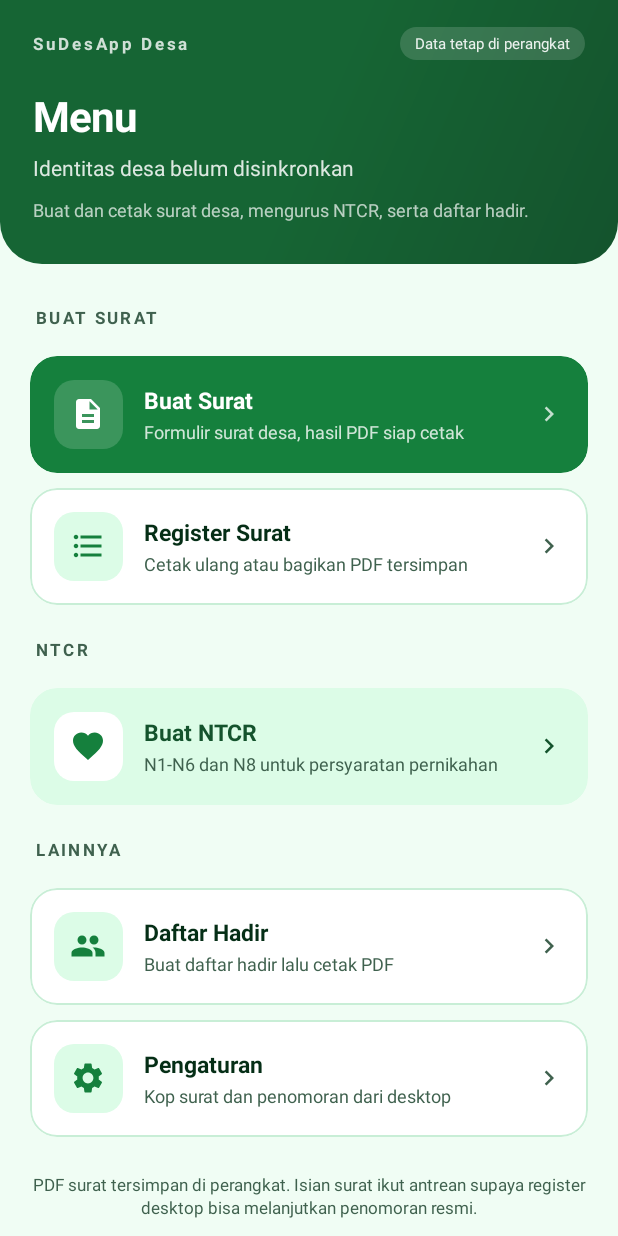
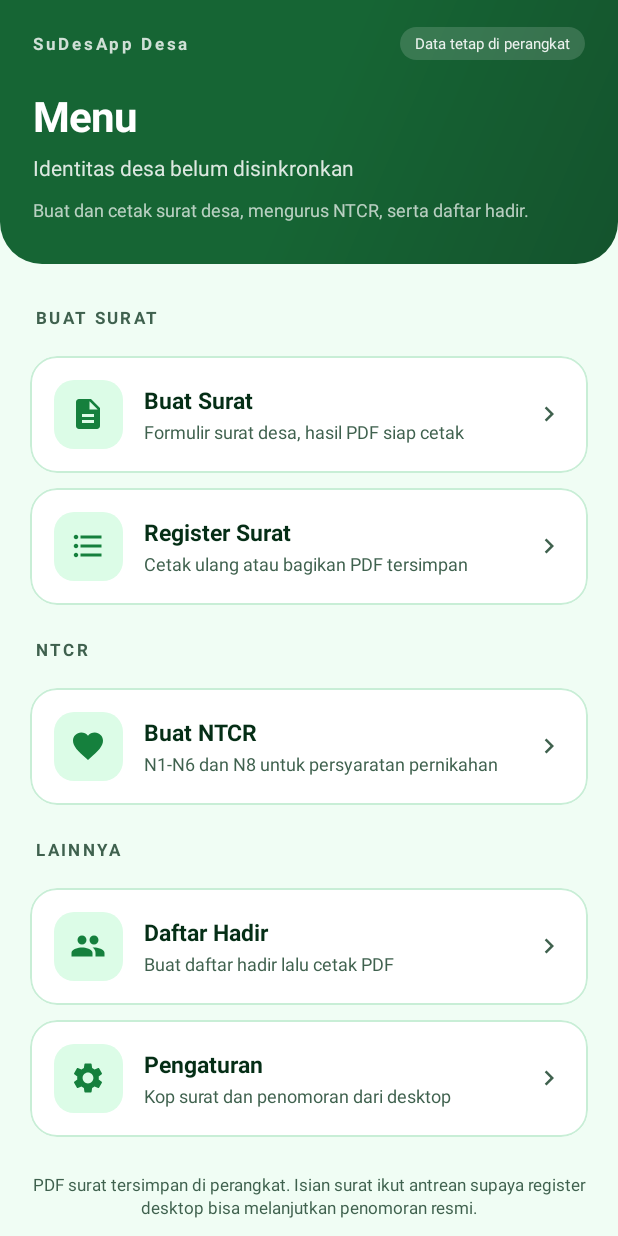
Before and after one commit to inomixstudio/SuDesApp, an Android app: the MainActivity screen opened directly, with no data from a screen before it, on a phone screen of 412 x 824 dp. Run offline under Robolectric (Android 15) with nearby library versions, the phone set to English and light mode, and no system bars; Roboto replaces fonts that are not available here; 9 statements that could not run were skipped.

Commit message:
refactor(android): seragamkan warna kartu menu utama
Kelima kartu menu memakai gaya Kartu yang sama; kartu "Buat Surat" (latar aksen penuh) dan "Buat NTCR" (hijau muda) sebelumnya berbeda warna sehingga menu tampak tidak rata, dan enum GayaKartu beserta pewarnaannya dihapus karena kartu kini dibangun seragam.

```diff
--- a/android/app/src/main/java/dev/sumberjaya/sudes/android/MainActivity.kt
+++ b/android/app/src/main/java/dev/sumberjaya/sudes/android/MainActivity.kt
@@ -1,8 +1,6 @@
 package dev.sumberjaya.sudes.android
 
 import android.content.Intent
-import android.content.res.ColorStateList
-import android.graphics.Color
 import android.os.Bundle
 import android.widget.FrameLayout
 import android.widget.ImageView
@@ -10,7 +8,6 @@ import android.widget.LinearLayout
 import android.widget.TextView
 import android.widget.Toast
 import androidx.appcompat.app.AppCompatActivity
-import androidx.core.content.ContextCompat
 import androidx.lifecycle.lifecycleScope
 import com.google.android.material.card.MaterialCardView
 import kotlinx.coroutines.launch
@@ -28,8 +25,6 @@ import kotlinx.coroutines.launch
  * dikirim saat menu ini dibuka lagi.
  */
 class MainActivity : AppCompatActivity() {
-
-    private enum class GayaKartu { BIASA, UTAMA, LEMBUT }
 
     override fun onCreate(savedInstanceState: Bundle?) {
         super.onCreate(savedInstanceState)
@@ -129,7 +124,6 @@ class MainActivity : AppCompatActivity() {
             R.drawable.ic_surat,
             R.string.menu_buat_surat,
             R.string.ket_buat_surat,
-            GayaKartu.UTAMA,
         ) {
             startActivity(
                 Intent(this, BuatSuratActivity::class.java)
@@ -151,7 +145,6 @@ class MainActivity : AppCompatActivity() {
             R.drawable.ic_ntcr,
             R.string.menu_buat_ntcr,
             R.string.ket_buat_ntcr,
-            GayaKartu.LEMBUT,
         ) {
             startActivity(
                 Intent(this, BuatSuratActivity::class.java)
@@ -183,52 +176,21 @@ class MainActivity : AppCompatActivity() {
         ikon: Int,
         judul: Int,
         keterangan: Int,
-        gaya: GayaKartu = GayaKartu.BIASA,
         aksi: () -> Unit,
     ) {
         val wadah = findViewById<LinearLayout>(wadahId)
         val kartu = layoutInflater.inflate(R.layout.item_menu, wadah, false) as MaterialCardView
-        val wadahIkon = kartu.findViewById<FrameLayout>(R.id.wadah_ikon)
         val gambar = kartu.findViewById<ImageView>(R.id.ikon)
         val teksJudul = kartu.findViewById<TextView>(R.id.judul)
         val teksKet = kartu.findViewById<TextView>(R.id.ket)
-        val panah = kartu.findViewById<ImageView>(R.id.panah)
 
         gambar.setImageResource(ikon)
         teksJudul.setText(judul)
         teksKet.setText(keterangan)
 
-        when (gaya) {
-            GayaKartu.UTAMA -> {
-                kartu.setCardBackgroundColor(warna(R.color.accent))
-                kartu.strokeWidth = 0
-                kartu.rippleColor = ColorStateList.valueOf(Color.argb(46, 255, 255, 255))
-                wadahIkon.backgroundTintList = ColorStateList.valueOf(Color.argb(41, 255, 255, 255))
-                gambar.imageTintList = ColorStateList.valueOf(Color.WHITE)
-                teksJudul.setTextColor(Color.WHITE)
-                teksKet.setTextColor(Color.argb(204, 255, 255, 255))
-                panah.imageTintList = ColorStateList.valueOf(Color.argb(191, 255, 255, 255))
-            }
-
-            GayaKartu.LEMBUT -> {
-                kartu.setCardBackgroundColor(warna(R.color.accent_muda))
-                kartu.strokeWidth = 0
-                wadahIkon.backgroundTintList = warna(R.color.surface)
-                gambar.imageTintList = warna(R.color.accent)
-                teksJudul.setTextColor(warna(R.color.accent_dark))
-                teksKet.setTextColor(warna(R.color.teks_redup))
-                panah.imageTintList = warna(R.color.accent_dark)
-            }
-
-            GayaKartu.BIASA -> Unit
-        }
-
         kartu.setOnClickListener { aksi() }
         wadah.addView(kartu)
     }
-
-    private fun warna(id: Int): ColorStateList =
-        ColorStateList.valueOf(ContextCompat.getColor(this, id))
 
     /**
      * Surat yang sempat gagal terkirim dicoba lagi setiap menu dibuka, jadi
```
